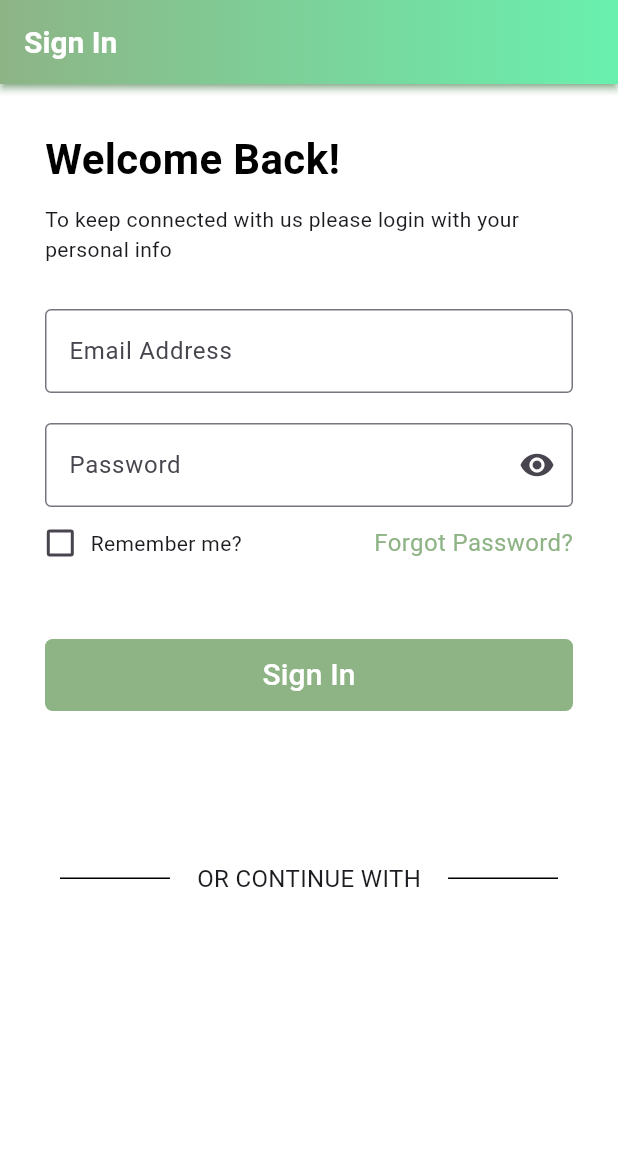
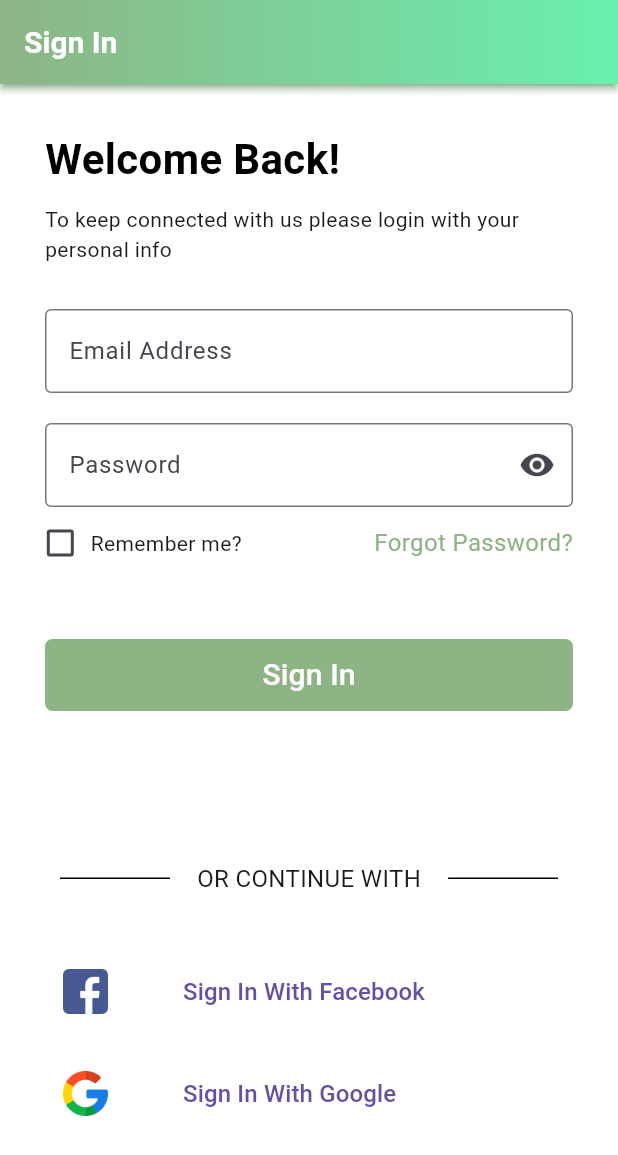
Before and after one commit to tranqui268/Chat-App, a Flutter app: the screen it shows after launch, after a tap on the "arrow forward ios" icon, after a tap on "Skip", on a phone screen of 412 x 824 dp. Shown: the top 1155 px of the screen. Run offline on Flutter 3.47's test engine with Material 3 defaults, Android fonts, the phone set to English and light mode, and no system bars.

Commit message:
feat: update ui login

```diff
--- a/QChat/lib/screen/login_page.dart
+++ b/QChat/lib/screen/login_page.dart
@@ -96,7 +96,13 @@ class Login extends StatelessWidget {
             ),
 
             const Padding(padding: EdgeInsets.only(top: 100)),
-            const DashedLineWithText(text: "OR CONTINUE WITH")
+            const DashedLineWithText(text: "OR CONTINUE WITH"),
+
+            const Padding(padding: EdgeInsets.only(top: 40)),
+            ButtonLoginBase(text: 'Sign In With Facebook', image: 'assets/images/facebook.png', onPressed: (){}),
+
+            const Padding(padding: EdgeInsets.only(top: 20)),
+            ButtonLoginBase(text: 'Sign In With Google', image: 'assets/images/google.png', onPressed: (){})
 
           ],
         ),
@@ -195,6 +201,35 @@ class _ButtonLoginState extends State<_ButtonLogin>{
         )
     );
   }
+}
+
+class ButtonLoginBase extends StatelessWidget{
+  final String text;
+  final String image;
+  final VoidCallback onPressed;
+
+  const ButtonLoginBase({super.key, required this.text, required this.image, required this.onPressed});
+  @override
+  Widget build(BuildContext context) {
+    return TextButton(
+        onPressed: onPressed,
+        child: Row(
+          mainAxisAlignment: MainAxisAlignment.spaceBetween,
+          children: [
+            SizedBox(height: 30, width: 30, child: Image.asset(image,fit: BoxFit.cover,)),
+            Expanded(
+              flex: 2,
+                child: Transform.translate(
+                    offset: const Offset(50, 0),
+                  child:  Text(text, style: const TextStyle(
+                    fontSize: 16,
+                  ),),
+                )
+            )
+          ],
+        )
+    );
+  }
 
 }
 
--- a/QChat/lib/screen/onboarding_screen.dart
+++ b/QChat/lib/screen/onboarding_screen.dart
@@ -153,7 +153,7 @@ class createPage extends StatelessWidget {
           const SizedBox(height: 20,),
           Text(title,
           textAlign: TextAlign.center,
-          style: TextStyle(
+          style: const TextStyle(
             color: Constants.primaryColor,
             fontSize: 30,
             fontWeight: FontWeight.bold
```
Also changed, not shown: QChat/assets/images/facebook.png (added), QChat/assets/images/google.png (added).
